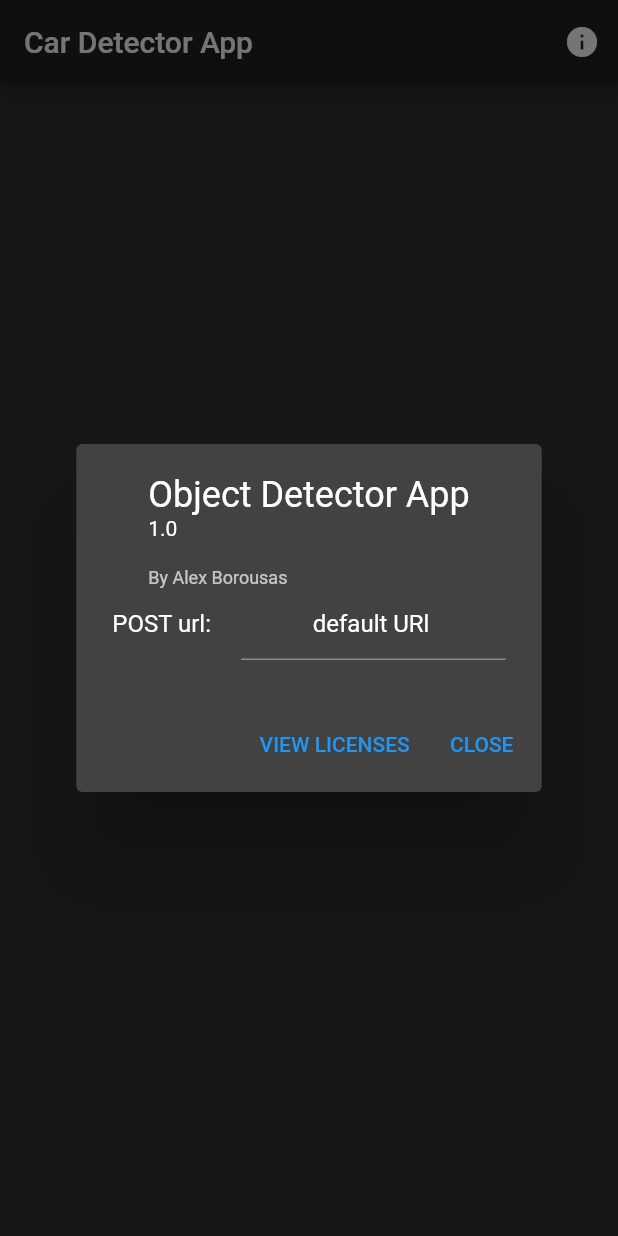
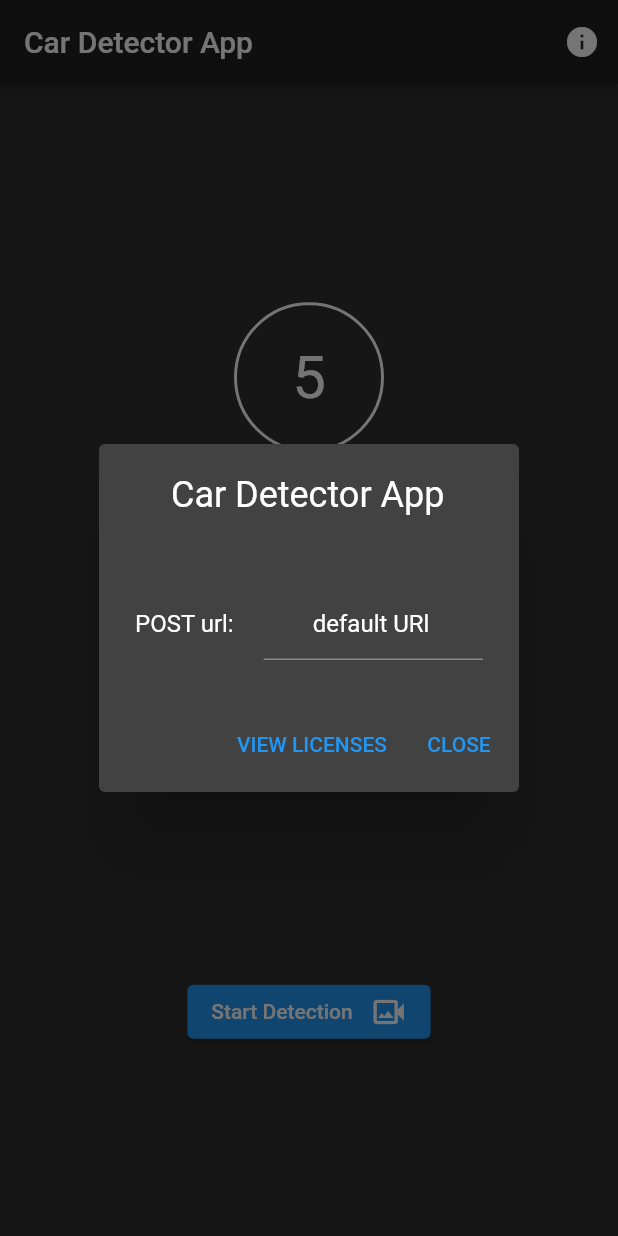
Before and after one commit to AlexBorous/mobileCameraDetection, a Flutter app: the screen it shows after launch, after a tap on the "info" icon, on a phone screen of 412 x 824 dp. Run offline on Flutter 3.47's test engine with Material 2 defaults, Android fonts, the phone set to English and light mode, and no system bars; our stand-ins replace camera; missing offline and left inert: tflite.

Commit message:
finalized the stream detection with picture taking

```diff
--- a/camera_detection/lib/main.dart
+++ b/camera_detection/lib/main.dart
@@ -61,12 +61,57 @@ class _CameraAppState extends State<CameraApp> {
       body: Container(
         child: Center(
           child: Column(
+            mainAxisAlignment: MainAxisAlignment.spaceEvenly,
+            crossAxisAlignment: CrossAxisAlignment.center,
+            children: <Widget>[
+              Row(
                 mainAxisAlignment: MainAxisAlignment.center,
-            children: <Widget>[
-              ButtonTheme(
-                minWidth: 160,
-                child: ElevatedButton(
-                  child: Text("Start Detection"),
+                children: [
+                  Column(
+                    children: [
+                      Container(
+                        width: 100.0,
+                        height: 100.0,
+                        margin: EdgeInsets.all(20),
+                        padding: EdgeInsets.all(10),
+                        decoration: BoxDecoration(
+                            borderRadius: BorderRadius.circular(100),
+                            border: Border.all(width: 2, color: Colors.white)),
+                        child: Center(
+                          child: Text(
+                            "5",
+                            style: const TextStyle(fontSize: 40.0),
+                          ),
+                        ),
+                      ),
+                      const SizedBox(
+                        height: 12.0,
+                      ),
+                      Text("Images upladed"),
+                    ],
+                  ),
+                ],
+              ),
+              const SizedBox(
+                height: 50.0,
+              ),
+              Container(
+                child: Row(
+                  mainAxisAlignment: MainAxisAlignment.center,
+                  children: [
+                    ElevatedButton(
+                      child: Row(
+                        children: [
+                          Text("Start Detection"),
+                          const SizedBox(
+                            width: 12.0,
+                          ),
+                          const Icon(
+                            Icons.video_camera_back_outlined,
+                            color: Colors.white,
+                          ),
+                        ],
+                      ),
                       onPressed: () {
                         Navigator.push(
                           context,
@@ -77,6 +122,8 @@ class _CameraAppState extends State<CameraApp> {
                           ),
                         );
                       },
+                    ),
+                  ],
                 ),
               ),
             ],
@@ -89,12 +136,11 @@ class _CameraAppState extends State<CameraApp> {
   aboutDialog() {
     showAboutDialog(
       context: context,
-      applicationName: "Object Detector App",
-      applicationLegalese: "By Alex Borousas",
-      applicationVersion: "1.0",
+      applicationName: "Car Detector App",
       children: <Widget>[
         Row(
           mainAxisAlignment: MainAxisAlignment.center,
+          crossAxisAlignment: CrossAxisAlignment.center,
           children: [
             Text("POST url:"),
             const SizedBox(
--- a/camera_detection/pubspec.yaml
+++ b/camera_detection/pubspec.yaml
@@ -22,6 +22,7 @@ environment:
 
 dependencies:
   camera: ^0.8.1
+  image: ^3.0.2
   tflite: ^1.1.2
   flutter:
     sdk: flutter
```
Also changed, not shown: camera_detection/lib/camera.dart (+92 -42 lines), camera_detection/lib/image_converted.dart (added, +62 -0 lines), camera_detection/pubspec.lock, 1 other file. Lines whose indentation alone changed are shown as unchanged.
